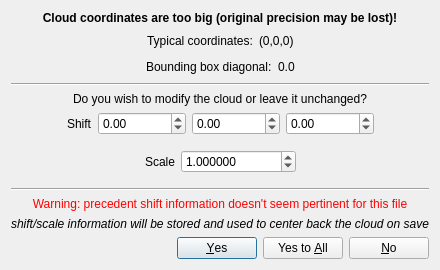
Before: the Qt Designer form libs/qCC_io/ui_templates/shiftAndScaleCloudDlg.ui in CloudCompare/CloudCompare, drawn with Qt 5.
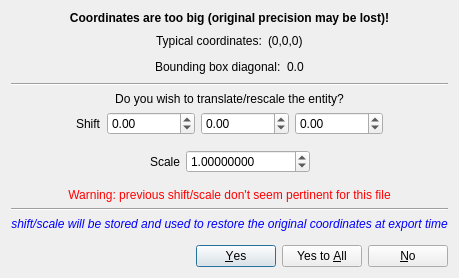
After: the same form once the commit is applied.

Commit message: Global shift/scale more properly handled

```diff
--- a/libs/qCC_io/ui_templates/shiftAndScaleCloudDlg.ui
+++ b/libs/qCC_io/ui_templates/shiftAndScaleCloudDlg.ui
@@ -7,7 +7,7 @@
     <x>0</x>
     <y>0</y>
     <width>432</width>
-    <height>265</height>
+    <height>278</height>
    </rect>
   </property>
   <property name="windowTitle">
@@ -23,7 +23,7 @@
       </font>
      </property>
      <property name="text">
-      <string>Cloud coordinates are too big (original precision may be lost)!</string>
+      <string>Coordinates are too big (original precision may be lost)!</string>
      </property>
      <property name="alignment">
       <set>Qt::AlignCenter</set>
@@ -150,7 +150,7 @@
    <item>
     <widget class="QLabel" name="label_2">
      <property name="text">
-      <string>Do you wish to modify the cloud or leave it unchanged?</string>
+      <string>Do you wish to translate/rescale the entity?</string>
      </property>
      <property name="alignment">
       <set>Qt::AlignCenter</set>
@@ -250,10 +250,10 @@
       <item>
        <widget class="QDoubleSpinBox" name="scaleSpinBox">
         <property name="decimals">
-         <number>6</number>
+         <number>8</number>
         </property>
         <property name="minimum">
-         <double>-1000000000.000000000000000</double>
+         <double>0.000000000000000</double>
         </property>
         <property name="maximum">
          <double>1000000000.000000000000000</double>
@@ -279,13 +279,6 @@
      </layout>
     </widget>
    </item>
-   <item>
-    <widget class="Line" name="line_2">
-     <property name="orientation">
-      <enum>Qt::Horizontal</enum>
-     </property>
-    </widget>
-   </item>
    <item>
     <widget class="QLabel" name="warningLabel">
      <property name="palette">
@@ -326,13 +319,20 @@
       </palette>
      </property>
      <property name="text">
-      <string>Warning: precedent shift information doesn't seem pertinent for this file</string>
+      <string>Warning: previous shift/scale don't seem pertinent for this file</string>
      </property>
      <property name="alignment">
       <set>Qt::AlignCenter</set>
      </property>
     </widget>
    </item>
+   <item>
+    <widget class="Line" name="line_2">
+     <property name="orientation">
+      <enum>Qt::Horizontal</enum>
+     </property>
+    </widget>
+   </item>
    <item>
     <widget class="QLabel" name="label_3">
      <property name="font">
@@ -340,8 +340,11 @@
        <italic>true</italic>
       </font>
      </property>
+     <property name="styleSheet">
+      <string notr="true">color: blue;</string>
+     </property>
      <property name="text">
-      <string>shift/scale information will be stored and used to center back the cloud on save</string>
+      <string>shift/scale will be stored and used to restore the original coordinates at export time</string>
      </property>
      <property name="alignment">
       <set>Qt::AlignCenter</set>
```
The commit also changes 4 other files.
